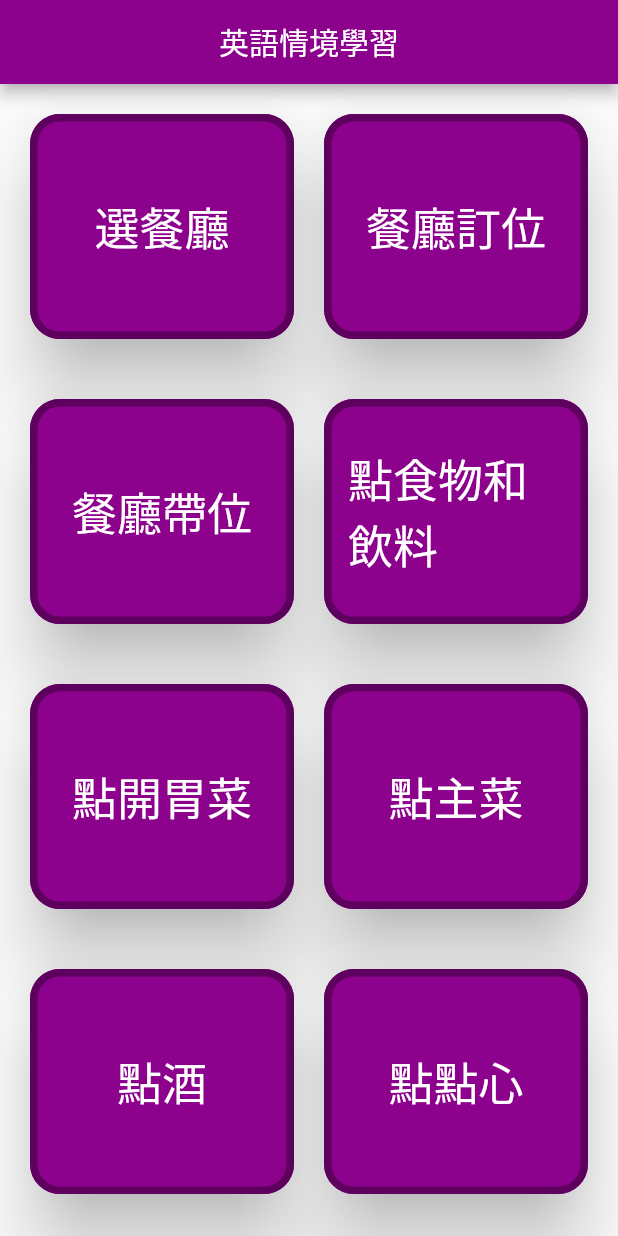
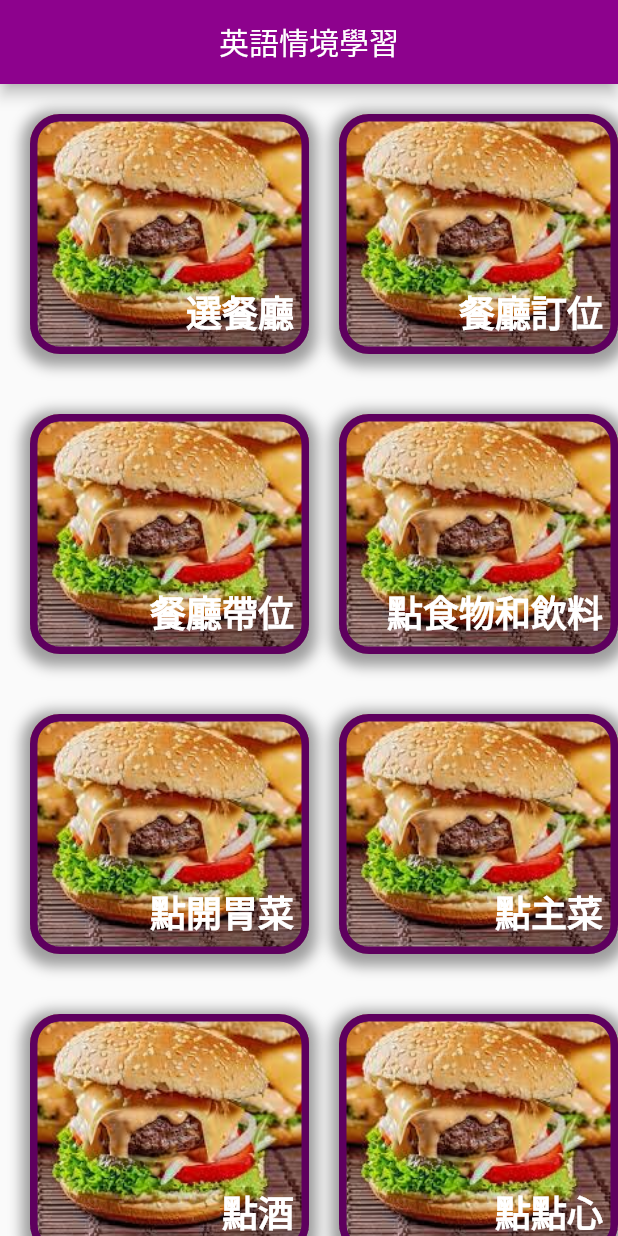
Before and after one commit to emotion0809/english_coversation_simulate, a Flutter app: the screen it shows after launch, on a phone screen of 412 x 824 dp. Run offline on Flutter 3.47's test engine with Material 2 defaults, Android fonts, the light colour scheme and no system bars; drawn by our look-alikes of auto_size_text; our stand-ins replace avatar_glow, flutter_tts, speech_to_text; network calls fail.

Commit message:
"homeScreen"Ui更新

```diff
--- a/lib/models/api_route_model.dart
+++ b/lib/models/api_route_model.dart
@@ -1,11 +1,13 @@
 class Situation {
   final String port;
   final String name;
+  final String imageUrl;
   String auth = "";
 
   Situation({
     required this.port,
     required this.name,
+    required this.imageUrl,
   });
 }
 
@@ -13,41 +15,51 @@ List<Situation> Situations = [
   Situation(
     name: '選餐廳',
     port: '5001',
+    imageUrl: 'assets/images/fastfood.jpg'
   ),
   Situation(
     name: '餐廳訂位',
     port: '5004',
+      imageUrl: 'assets/images/fastfood.jpg'
   ),
   Situation(
     name: '餐廳帶位',
     port: '5007',
+    imageUrl: 'assets/images/fastfood.jpg'
   ),
   Situation(
     name: '點食物和飲料',
     port: '5010',
+      imageUrl: 'assets/images/fastfood.jpg'
   ),
   Situation(
     name: '點開胃菜',
     port: '5013',
+      imageUrl: 'assets/images/fastfood.jpg'
   ),
   Situation(
     name: '點主菜',
     port: '5016',
+      imageUrl: 'assets/images/fastfood.jpg'
   ),
   Situation(
     name: '點酒',
     port: '5019',
+      imageUrl: 'assets/images/fastfood.jpg'
   ),
   Situation(
     name: '點點心',
     port: '5022',
+      imageUrl: 'assets/images/fastfood.jpg'
   ),
   Situation(
     name: '給好評',
     port: '5025',
+      imageUrl: 'assets/images/fastfood.jpg'
   ),
   Situation(
     name: '給負評',
     port: '5028',
+      imageUrl: 'assets/images/fastfood.jpg'
   ),
 ];
--- a/lib/screens/chat_screen.dart
+++ b/lib/screens/chat_screen.dart
@@ -135,18 +135,8 @@ class _ChatScreenState extends State<ChatScreen> {
       decoration: BoxDecoration(
         color: isUser ? Color(0xFFA6A6D2) : Color(0xFFFFAD86),
         borderRadius: isUser
-            ? BorderRadius.only(
-                topLeft: Radius.circular(15.0),
-                bottomLeft: Radius.circular(15.0),
-                topRight: Radius.circular(15.0),
-                bottomRight: Radius.circular(15.0),
-              )
-            : BorderRadius.only(
-                topRight: Radius.circular(15.0),
-                bottomRight: Radius.circular(15.0),
-                topLeft: Radius.circular(15.0),
-                bottomLeft: Radius.circular(15.0),
-              ),
+            ? BorderRadius.all(Radius.circular(15))
+            : BorderRadius.all(Radius.circular(20))
       ),
       child: Column(
         crossAxisAlignment: CrossAxisAlignment.start,
--- a/lib/screens/home_screen.dart
+++ b/lib/screens/home_screen.dart
@@ -46,61 +46,64 @@ class _HomeScreenState extends State<HomeScreen> {
                     children: [
                       Padding(padding: EdgeInsets.all(10)),
                       Expanded(
-                        child: Container(
-                          height: 150,
-                          child: OutlinedButton(
-                            style: OutlinedButton.styleFrom(
-                              side: BorderSide(
-                                  color: Color(0xff5E005E), width: 5),
-                              primary: Colors.white,
-                              backgroundColor: const Color(0xff8d028d),
-                              shadowColor: Colors.black,
-                              elevation: 20,
-                              shape: const RoundedRectangleBorder(
-                                  borderRadius:
-                                      BorderRadius.all(Radius.circular(20))),
-                            ),
-                            onPressed: () {
-                              connectSituation(index * 2);
-                            },
-                            child: AutoSizeText(Situations[index * 2].name,
-                                style: TextStyle(fontSize: 30)),
-                          ),
-                        ),
+                        child: _situationButton(index*2)
                       ),
                       Padding(padding: EdgeInsets.all(10)),
                       Expanded(
-                        child: Container(
-                          height: 150,
-                          child: OutlinedButton(
-                            style: OutlinedButton.styleFrom(
-                              side: BorderSide(
-                                  color: Color(0xff5E005E), width: 5),
-                              primary: Colors.white,
-                              backgroundColor: const Color(0xff8d028d),
-                              shadowColor: Colors.black,
-                              elevation: 20,
-                              shape: const RoundedRectangleBorder(
-                                  borderRadius:
-                                      BorderRadius.all(Radius.circular(20))),
-                            ),
-                            onPressed: () {
-                              connectSituation(index * 2 + 1);
-                            },
-                            child: AutoSizeText(
-                              Situations[index * 2 + 1].name,
-                              style: TextStyle(fontSize: 30),
-                            ),
-                          ),
-                        ),
+                        child: _situationButton(index*2+1)
                       ),
-                      Padding(padding: EdgeInsets.all(10)),
+
                     ],
                   ),
                   Padding(padding: EdgeInsets.all(10)),
                 ],
               ));
             }));
+  }
+
+  _situationButton(int index) {
+    return
+    Container(
+        height: 160,
+        child: InkWell(
+          onTap: () {
+            connectSituation(index);
+          }, // Handle your callback.
+          splashColor: Colors.brown.withOpacity(0.5),
+          child: Ink(
+            decoration: BoxDecoration(
+              image: DecorationImage(
+                image: AssetImage(Situations[index].imageUrl),
+                fit: BoxFit.cover,
+              ),
+              borderRadius: BorderRadius.all(Radius.circular(20)),
+              border: Border.all(
+                color: Color(0xff5E005E),
+                width: 5,
+              ),
+              boxShadow: [
+                BoxShadow(
+                  color: Color(0xff9D9D9D),
+                  spreadRadius: 5,
+                  blurRadius: 7,
+                  offset: Offset(0, 3), // changes position of shadow
+                ),
+              ],
+            ),
+            child: Container(
+              height: 10,
+              alignment: Alignment.bottomRight,
+              padding: EdgeInsets.fromLTRB(0, 0, 5, 5),
+              child: AutoSizeText(
+                Situations[index].name,
+                style: TextStyle(
+                    fontSize: 24,
+                    color: Colors.white,
+                    fontWeight: FontWeight.bold),
+              ),
+            ),
+          ),
+        ));
   }
 
   connectSituation(int index) {
--- a/pubspec.yaml
+++ b/pubspec.yaml
@@ -65,7 +65,8 @@ flutter:
   uses-material-design: true
 
   # To add assets to your application, add an assets section, like this:
-  # assets:
+  assets:
+    - assets/images/fastfood.jpg
   #   - images/a_dot_burr.jpeg
   #   - images/a_dot_ham.jpeg
 
```
Also changed, not shown: assets/images/fastfood.jpg (added), pubspec.lock.
